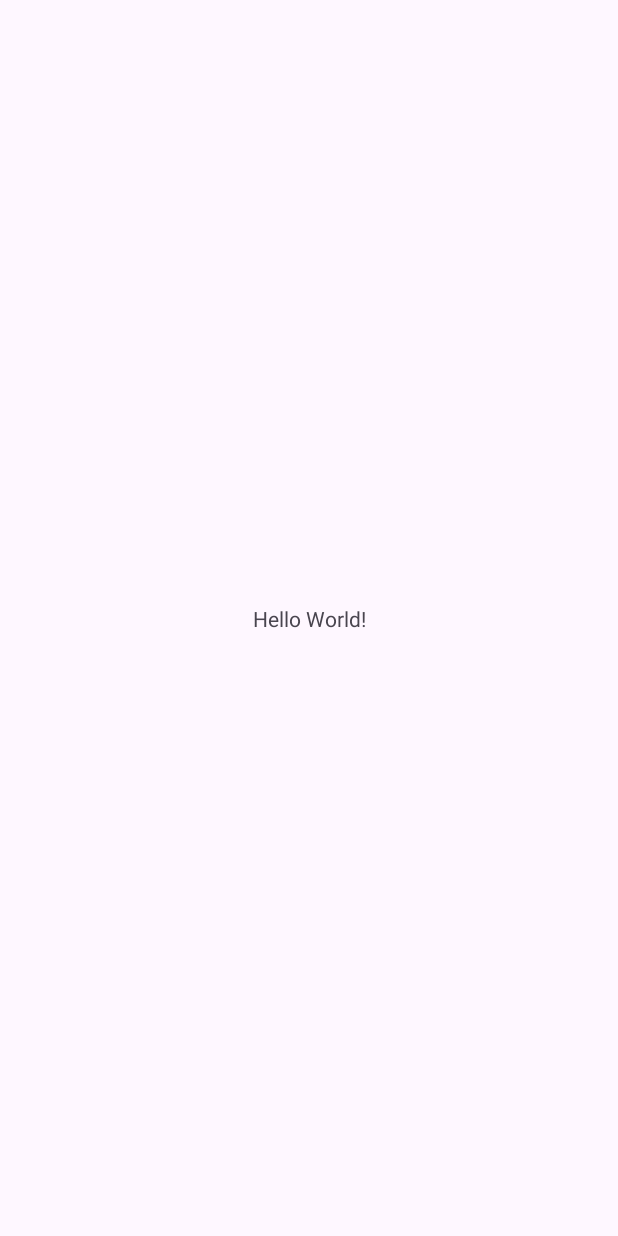
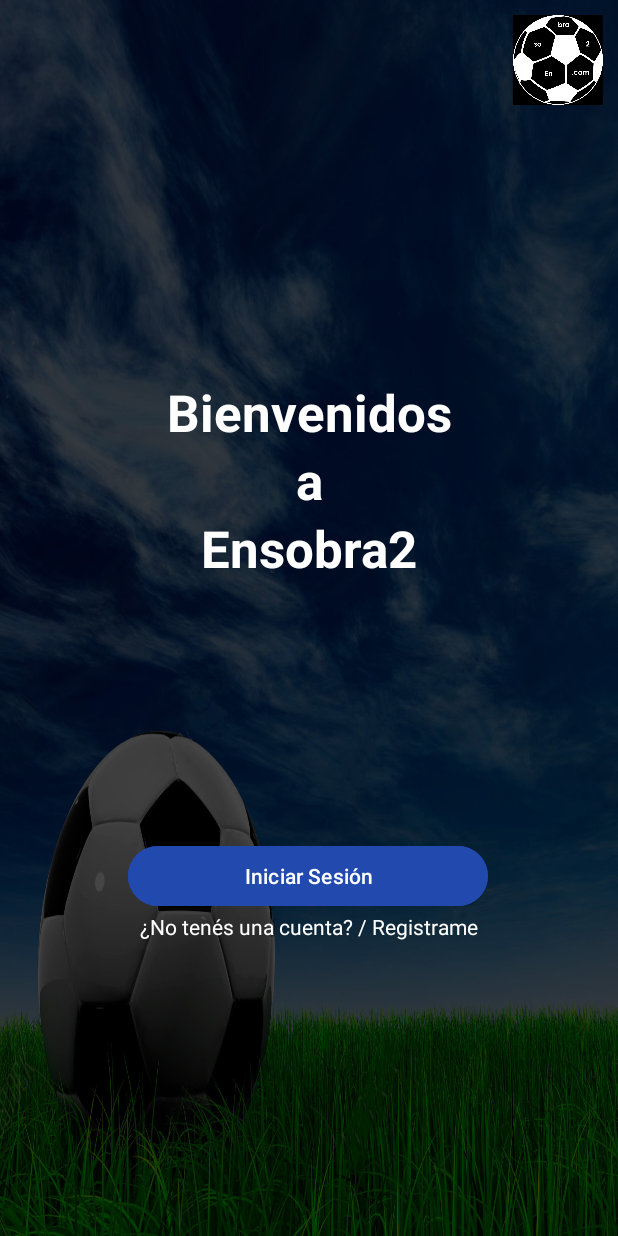
Before and after one commit to lucasverdugo/Parcial-1-am-acn4bv-castro-verdugo, an Android app: the screen it shows after launch (MainActivity), on a phone screen of 412 x 824 dp. Before the commit the screen is almost empty. Run offline under Robolectric (Android 15) with nearby library versions, the phone set to English and light mode, and no system bars.

Commit message:
feat: Activity Inicio Sesión - logos, fondo, color de botones, strings y colors definidos para nombre aplicación, linkbutton y btnInicio

```diff
--- a/app/src/main/res/layout/activity_main.xml
+++ b/app/src/main/res/layout/activity_main.xml
@@ -4,15 +4,110 @@
     xmlns:tools="http://schemas.android.com/tools"
     android:layout_width="match_parent"
     android:layout_height="match_parent"
+    android:background="@drawable/bienvenida2"
     tools:context=".MainActivity">
 
-    <TextView
+    <LinearLayout
+        android:id="@+id/header"
+        android:layout_width="match_parent"
+        android:layout_height="80dp"
+        android:orientation="horizontal"
+        app:layout_constraintTop_toTopOf="parent">
+
+        <ImageView
+            android:id="@+id/imageView3"
+            android:layout_width="wrap_content"
+            android:layout_height="wrap_content"
+            android:layout_weight="1"
+            android:padding="10dp"
+            android:scaleType="fitEnd"
+            android:src="@drawable/logo1" />
+    </LinearLayout>
+
+    <Button
+        android:id="@+id/btnInicio"
+        android:layout_width="240dp"
+        android:layout_height="wrap_content"
+        android:layout_marginTop="480dp"
+        android:backgroundTint="#2249AE"
+        android:hapticFeedbackEnabled="false"
+        android:text="@string/iniciarSesion"
+        app:layout_constraintEnd_toEndOf="parent"
+        app:layout_constraintHorizontal_bias="0.498"
+        app:layout_constraintStart_toStartOf="parent"
+        app:layout_constraintTop_toBottomOf="@+id/header" />
+
+    <LinearLayout
         android:layout_width="wrap_content"
         android:layout_height="wrap_content"
-        android:text="Hello World!"
-        app:layout_constraintBottom_toBottomOf="parent"
+        android:orientation="vertical"
+        app:layout_constraintBottom_toTopOf="@+id/btnInicio"
         app:layout_constraintEnd_toEndOf="parent"
         app:layout_constraintStart_toStartOf="parent"
-        app:layout_constraintTop_toTopOf="parent" />
+        app:layout_constraintTop_toBottomOf="@+id/header">
+
+        <TextView
+            android:id="@+id/textView7"
+            android:layout_width="match_parent"
+            android:layout_height="wrap_content"
+            android:text="Bienvenidos"
+            android:textAlignment="center"
+            android:textColor="@color/white"
+            android:textSize="34sp"
+            android:textStyle="bold" />
+
+        <TextView
+            android:id="@+id/textView8"
+            android:layout_width="match_parent"
+            android:layout_height="wrap_content"
+            android:text="a"
+            android:textAlignment="center"
+            android:textColor="@color/white"
+            android:textSize="34sp"
+            android:textStyle="bold" />
+
+        <TextView
+            android:id="@+id/textView9"
+            android:layout_width="match_parent"
+            android:layout_height="wrap_content"
+            android:text="@string/nombreApp"
+            android:textAlignment="center"
+            android:textColor="@color/white"
+            android:textSize="34sp"
+            android:textStyle="bold" />
+    </LinearLayout>
+
+    <LinearLayout
+        android:layout_width="wrap_content"
+        android:layout_height="wrap_content"
+        android:orientation="horizontal"
+        app:layout_constraintEnd_toEndOf="parent"
+        app:layout_constraintStart_toStartOf="parent"
+        app:layout_constraintTop_toBottomOf="@+id/btnInicio">
+
+        <TextView
+            android:id="@+id/textView3"
+            android:layout_width="wrap_content"
+            android:layout_height="wrap_content"
+            android:layout_weight="1"
+            android:text="¿No tenés una cuenta?"
+            android:textColor="@color/white" />
+
+        <TextView
+            android:id="@+id/textView5"
+            android:layout_width="wrap_content"
+            android:layout_height="wrap_content"
+            android:layout_weight="1"
+            android:text=" / "
+            android:textColor="@color/white" />
+
+        <TextView
+            android:id="@+id/lnkRegistro"
+            android:layout_width="wrap_content"
+            android:layout_height="wrap_content"
+            android:layout_weight="1"
+            android:text="@string/registrame"
+            android:textColor="@color/white" />
+    </LinearLayout>
 
 </androidx.constraintlayout.widget.ConstraintLayout>
--- a/app/src/main/res/values/strings.xml
+++ b/app/src/main/res/values/strings.xml
@@ -1,3 +1,7 @@
 <resources>
     <string name="app_name">Parcial-1-am-acn4bv-castro-verdugo</string>
+    <string name="registrame">Registrame</string>
+    <string name="iniciarSesion">Iniciar Sesión</string>
+    <string name="nombreApp">Ensobra2</string>
+
 </resources>
```
Also changed, not shown: app/src/main/res/drawable/bienvenida1.jpg (added), app/src/main/res/drawable/bienvenida2.jpg (added), app/src/main/res/drawable/logo1.png (added).
